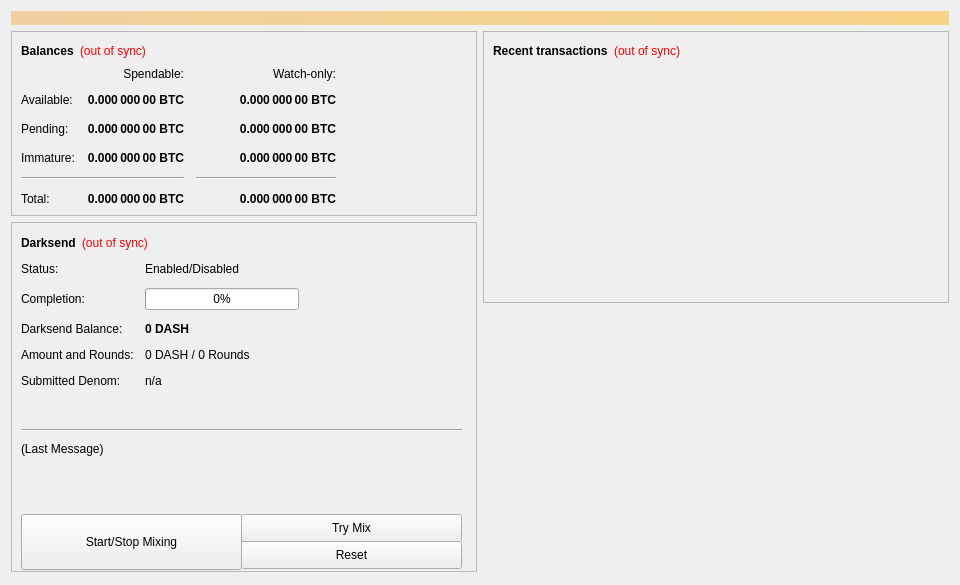
Above: src/qt/forms/overviewpage.ui from dashpay/dash before the change. Below: the same form after it.
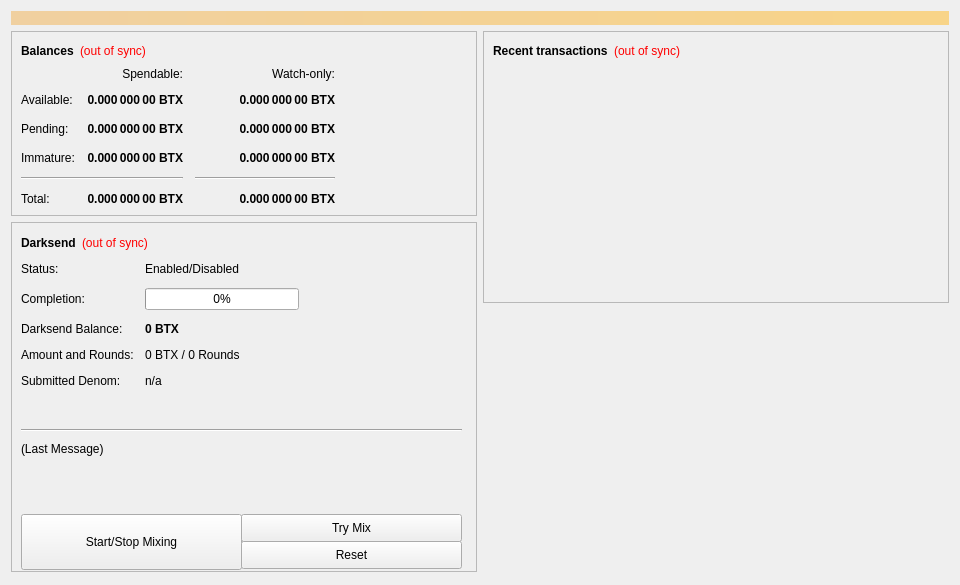
That is the form after the change.

Diff of the .ui file:
```diff
--- a/src/qt/forms/overviewpage.ui
+++ b/src/qt/forms/overviewpage.ui
@@ -118,7 +118,7 @@
                <string>Unconfirmed transactions to watch-only addresses</string>
               </property>
               <property name="text">
-               <string notr="true">0.000 000 00 BTC</string>
+               <string notr="true">0.000 000 00 BTX</string>
               </property>
               <property name="alignment">
                <set>Qt::AlignRight|Qt::AlignTrailing|Qt::AlignVCenter</set>
@@ -143,7 +143,7 @@
                <string>Total of transactions that have yet to be confirmed, and do not yet count toward the spendable balance</string>
               </property>
               <property name="text">
-               <string notr="true">0.000 000 00 BTC</string>
+               <string notr="true">0.000 000 00 BTX</string>
               </property>
               <property name="alignment">
                <set>Qt::AlignRight|Qt::AlignTrailing|Qt::AlignVCenter</set>
@@ -168,7 +168,7 @@
                <string>Mined balance in watch-only addresses that has not yet matured</string>
               </property>
               <property name="text">
-               <string notr="true">0.000 000 00 BTC</string>
+               <string notr="true">0.000 000 00 BTX</string>
               </property>
               <property name="alignment">
                <set>Qt::AlignRight|Qt::AlignTrailing|Qt::AlignVCenter</set>
@@ -226,7 +226,7 @@
                <string>Mined balance that has not yet matured</string>
               </property>
               <property name="text">
-               <string notr="true">0.000 000 00 BTC</string>
+               <string notr="true">0.000 000 00 BTX</string>
               </property>
               <property name="alignment">
                <set>Qt::AlignRight|Qt::AlignTrailing|Qt::AlignVCenter</set>
@@ -271,7 +271,7 @@
                <string>Your current total balance</string>
               </property>
               <property name="text">
-               <string notr="true">0.000 000 00 BTC</string>
+               <string notr="true">0.000 000 00 BTX</string>
               </property>
               <property name="alignment">
                <set>Qt::AlignRight|Qt::AlignTrailing|Qt::AlignVCenter</set>
@@ -296,7 +296,7 @@
                <string>Current total balance in watch-only addresses</string>
               </property>
               <property name="text">
-               <string notr="true">0.000 000 00 BTC</string>
+               <string notr="true">0.000 000 00 BTX</string>
               </property>
               <property name="alignment">
                <set>Qt::AlignRight|Qt::AlignTrailing|Qt::AlignVCenter</set>
@@ -338,7 +338,7 @@
                <string>Your current spendable balance</string>
               </property>
               <property name="text">
-               <string notr="true">0.000 000 00 BTC</string>
+               <string notr="true">0.000 000 00 BTX</string>
               </property>
               <property name="alignment">
                <set>Qt::AlignRight|Qt::AlignTrailing|Qt::AlignVCenter</set>
@@ -363,7 +363,7 @@
                <string>Your current balance in watch-only addresses</string>
               </property>
               <property name="text">
-               <string notr="true">0.000 000 00 BTC</string>
+               <string notr="true">0.000 000 00 BTX</string>
               </property>
               <property name="alignment">
                <set>Qt::AlignRight|Qt::AlignTrailing|Qt::AlignVCenter</set>
@@ -474,7 +474,7 @@
               </font>
              </property>
              <property name="text">
-              <string notr="true">0 DASH</string>
+              <string notr="true">0 BTX</string>
              </property>
             </widget>
            </item>
@@ -488,7 +488,7 @@
            <item row="3" column="1">
             <widget class="QLabel" name="labelAmountRounds">
              <property name="text">
-              <string>0 DASH / 0 Rounds</string>
+              <string>0 BTX / 0 Rounds</string>
              </property>
             </widget>
            </item>
```
